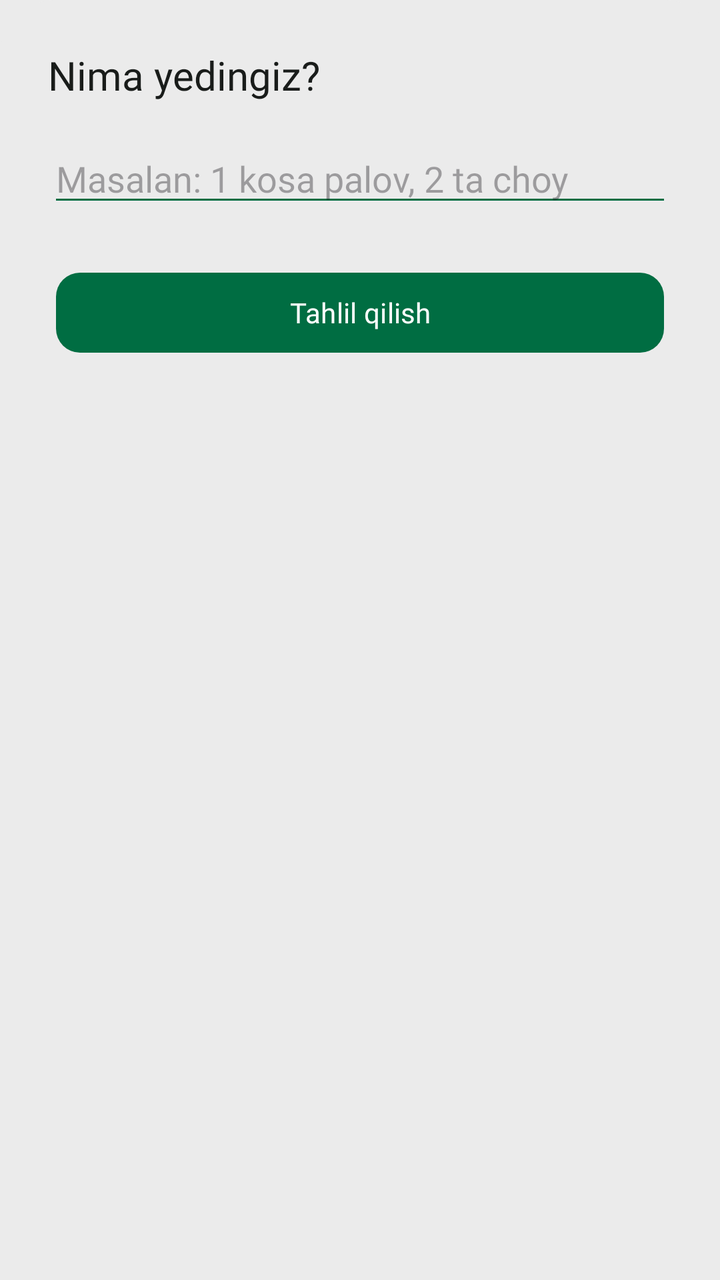
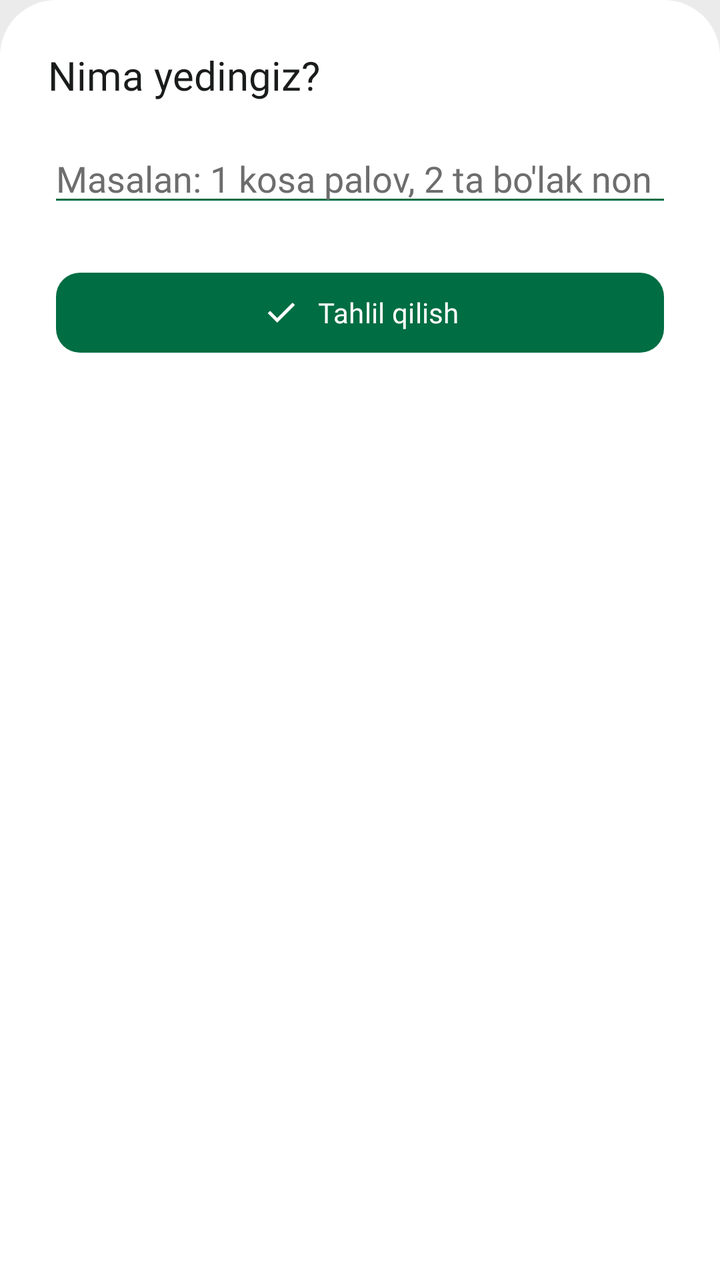

Compare the two renders of this Android layout. The source of the first and the diff that turns it into the second are given below.
<!-- AndroidManifest.xml: application theme Theme.Ozamiz -->
<!-- res/layout/bottom_sheet_text_input.xml -->
<?xml version="1.0" encoding="utf-8"?>
<LinearLayout xmlns:android="http://schemas.android.com/apk/res/android"
    xmlns:app="http://schemas.android.com/apk/res-auto"
    android:layout_width="match_parent"
    android:layout_height="wrap_content"
    android:background="@drawable/bg_bottom_sheet_top_rounded"
    android:orientation="vertical"
    android:padding="24dp">

    <TextView
        android:id="@+id/text_title"
        android:layout_width="match_parent"
        android:layout_height="wrap_content"
        android:fontFamily="@font/roboto_bold"
        android:text="Nima yedingiz?"
        android:textColor="?attr/colorOnSurface"
        android:textSize="20sp" />

    <EditText
        android:id="@+id/input_quick_description"
        android:layout_width="match_parent"
        android:layout_height="wrap_content"
        android:layout_marginTop="16dp"
        android:backgroundTint="?attr/colorPrimary"
        android:fontFamily="@font/roboto_regular"
        android:hint="Masalan: 1 kosa palov, 2 ta choy"
        android:imeOptions="actionDone"
        android:inputType="textCapSentences"
        android:textColor="?attr/colorOnSurface"
        android:textSize="18sp" />

    <com.google.android.material.button.MaterialButton
        android:id="@+id/button_analyze_and_save"
        style="@style/FilledButton"
        android:layout_width="match_parent"
        android:layout_height="wrap_content"
        android:layout_marginTop="24dp"
        android:text="Tahlil qilish"
        app:cornerRadius="12dp" />

</LinearLayout>
<!-- resources referenced by this layout -->
<resources>
  <style name="Base.Ozamiz" parent="Theme.Material3.Light.NoActionBar">
          
          <item name="backgroundColor">@color/md_theme_light_surfaceContainer</item>
          <item name="android:windowBackground">@color/md_theme_light_surfaceContainer</item>
          <item name="android:statusBarColor">@color/md_theme_light_surfaceContainer</item>
          <item name="android:windowLightStatusBar">true</item>
  
          
          <item name="colorPrimary">@color/md_theme_light_primary</item>
          <item name="colorOnPrimary">@color/md_theme_light_onPrimary</item>
          <item name="colorPrimaryContainer">@color/md_theme_light_primaryContainer</item>
          <item name="colorOnPrimaryContainer">@color/md_theme_light_onPrimaryContainer</item>
  
          
          <item name="colorSecondary">@color/md_theme_light_secondary</item>
          <item name="colorOnSecondary">@color/md_theme_light_onSecondary</item>
          <item name="colorSecondaryContainer">@color/md_theme_light_secondaryContainer</item>
          <item name="colorOnSecondaryContainer">@color/md_theme_light_onSecondaryContainer</item>
  
          
          <item name="colorTertiary">@color/md_theme_light_tertiary</item>
          <item name="colorOnTertiary">@color/md_theme_light_onTertiary</item>
          <item name="colorTertiaryContainer">@color/md_theme_light_tertiaryContainer</item>
          <item name="colorOnTertiaryContainer">@color/md_theme_light_onTertiaryContainer</item>
  
          
          <item name="colorError">@color/md_theme_light_error</item>
          <item name="colorOnError">@color/md_theme_light_onError</item>
          <item name="colorErrorContainer">@color/md_theme_light_errorContainer</item>
          <item name="colorOnErrorContainer">@color/md_theme_light_onErrorContainer</item>
  
          <item name="colorSurface">@color/md_theme_light_surface</item>
          <item name="colorOnSurface">@color/md_theme_light_onSurface</item>
          <item name="colorSurfaceVariant">@color/md_theme_light_surfaceVariant</item>
          <item name="colorOnSurfaceVariant">#6D6D6D</item>
          <item name="colorOutline">@color/md_theme_light_outline</item>
          <item name="colorOutlineVariant">#C2C8C2</item>
  
          
          <item name="colorSurfaceContainerLowest">@color/md_theme_light_surfaceContainerLowest</item>
          <item name="colorSurfaceContainerLow">@color/md_theme_light_surfaceContainerLow</item>
          <item name="colorSurfaceContainer">@color/md_theme_light_surfaceContainer</item>
          <item name="colorSurfaceContainerHigh">@color/md_theme_light_surfaceContainerHigh</item>
          <item name="colorSurfaceContainerHighest">@color/md_theme_light_surfaceContainerHighest</item>
  
          
          <item name="colorSurfaceInverse">#2E312F</item>
          <item name="colorOnSurfaceInverse">#F0F5F1</item>
  
          
          <item name="contentScrim">#000000</item>
          <item name="android:shadowColor">#006D42</item>
  
          
          <item name="customGreen">#006D42</item>
          <item name="customYellow">#FFB116</item>
      </style>
  <color name="md_theme_light_primary">#006D42</color>
  <color name="md_theme_light_onPrimary">#FFFFFF</color>
  <color name="md_theme_light_secondary">#4F6353</color>
  <color name="md_theme_light_tertiary">#3A646F</color>
  <color name="md_theme_light_error">#BA1A1A</color>
  <color name="md_theme_light_onError">#FFFFFF</color>
  <color name="md_theme_light_surface">#FBFDF9</color>
  <color name="md_theme_light_onSurface">#191C1A</color>
  <color name="md_theme_light_outline">#707973</color>
  <!-- unchanged entries left out for length: 19 -->
</resources>

<!-- the commit's change to res/layout/bottom_sheet_text_input.xml (unified diff, before → after) -->
@@ -3,6 +3,7 @@
     xmlns:app="http://schemas.android.com/apk/res-auto"
     android:layout_width="match_parent"
     android:layout_height="wrap_content"
+    android:backgroundTint="?colorSurfaceContainerLowest"
     android:background="@drawable/bg_bottom_sheet_top_rounded"
     android:orientation="vertical"
     android:padding="24dp">
@@ -23,8 +24,9 @@
         android:layout_marginTop="16dp"
         android:backgroundTint="?attr/colorPrimary"
         android:fontFamily="@font/roboto_regular"
-        android:hint="Masalan: 1 kosa palov, 2 ta choy"
+        android:hint="Masalan: 1 kosa palov, 2 ta bo'lak non"
         android:imeOptions="actionDone"
+        android:textColorHint="?colorOnSurfaceVariant"
         android:inputType="textCapSentences"
         android:textColor="?attr/colorOnSurface"
         android:textSize="18sp" />
@@ -35,6 +37,9 @@
         android:layout_width="match_parent"
         android:layout_height="wrap_content"
         android:layout_marginTop="24dp"
+        app:iconPadding="@dimen/dimen_8"
+        app:icon="@drawable/check_ic"
+        app:iconGravity="textStart"
         android:text="Tahlil qilish"
         app:cornerRadius="12dp" />
 
<!-- resource entries referenced after the edit -->
@@ -1,19 +1,28 @@
 <!-- resources referenced by this layout -->
 <resources>
+  <dimen name="dimen_8">8dp</dimen>
+  <!-- drawable check_ic (drawable) -->
+  <vector xmlns:android="http://schemas.android.com/apk/res/android"
+      android:width="24dp"
+      android:height="24dp"
+      android:viewportWidth="960"
+      android:viewportHeight="960"
+      android:tint="?attr/colorControlNormal">
+    <path
+        android:fillColor="@android:color/white"
+        android:pathData="M382,720L154,492L211,435L382,606L749,239L806,296L382,720Z"/>
+  </vector>
   <style name="Base.Ozamiz" parent="Theme.Material3.Light.NoActionBar">
-          
           <item name="backgroundColor">@color/md_theme_light_surfaceContainer</item>
           <item name="android:windowBackground">@color/md_theme_light_surfaceContainer</item>
           <item name="android:statusBarColor">@color/md_theme_light_surfaceContainer</item>
           <item name="android:windowLightStatusBar">true</item>
   
-          
           <item name="colorPrimary">@color/md_theme_light_primary</item>
           <item name="colorOnPrimary">@color/md_theme_light_onPrimary</item>
           <item name="colorPrimaryContainer">@color/md_theme_light_primaryContainer</item>
           <item name="colorOnPrimaryContainer">@color/md_theme_light_onPrimaryContainer</item>
   
-          
           <item name="colorSecondary">@color/md_theme_light_secondary</item>
           <item name="colorOnSecondary">@color/md_theme_light_onSecondary</item>
           <item name="colorSecondaryContainer">@color/md_theme_light_secondaryContainer</item>
